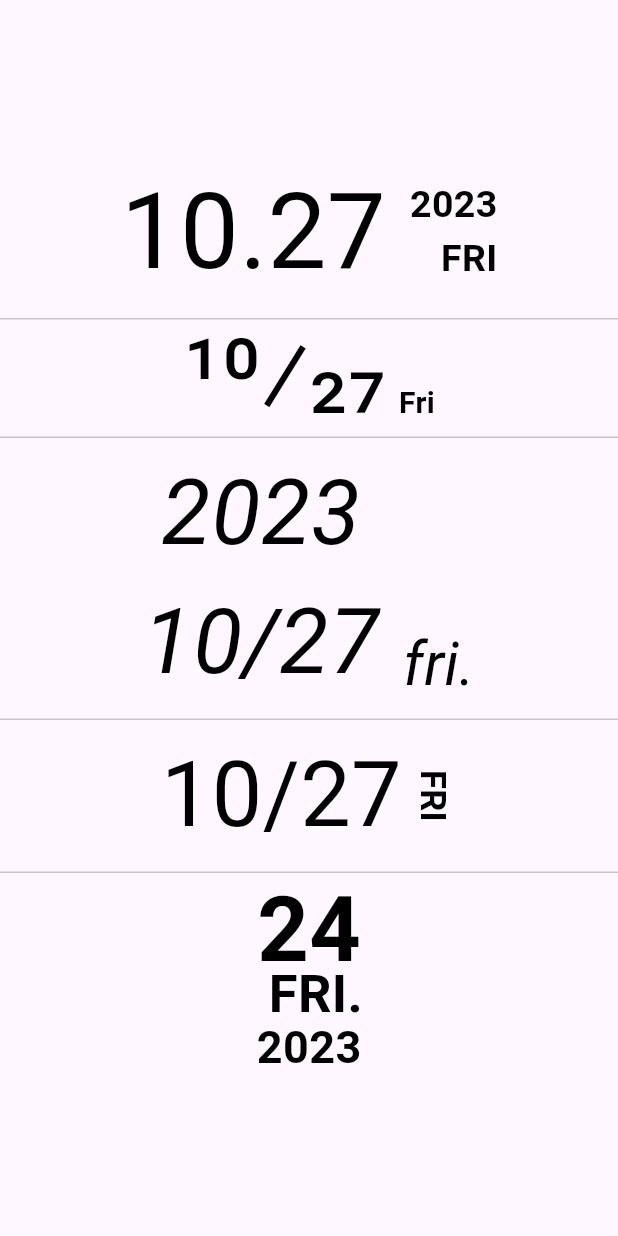
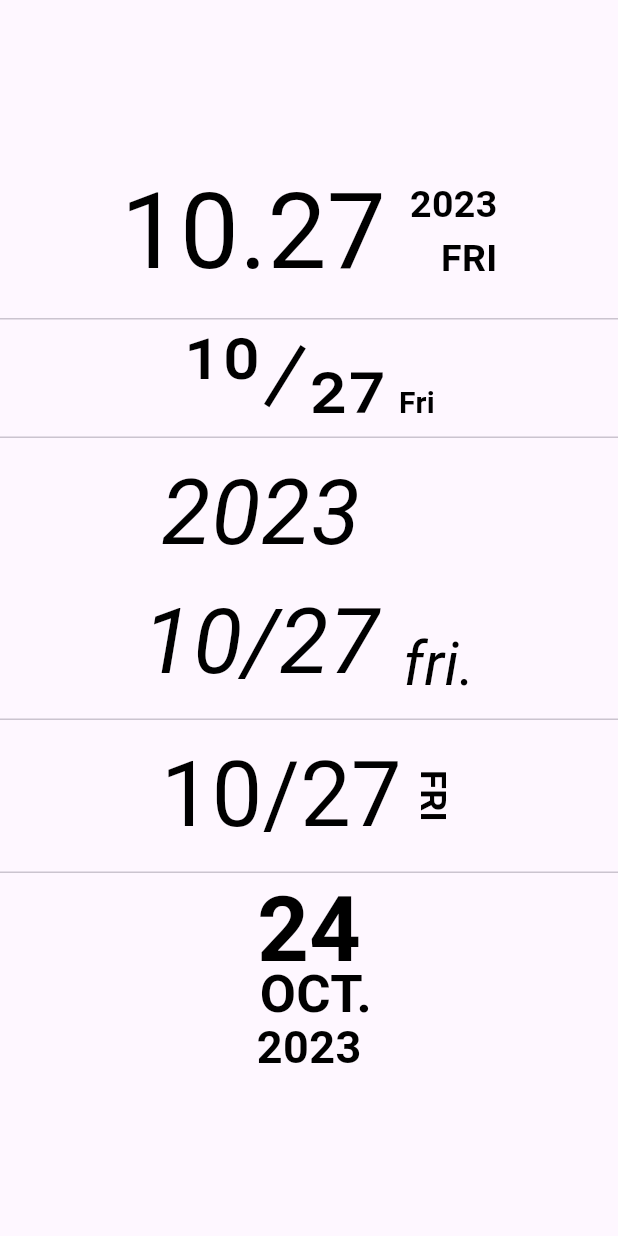
Before and after one commit to LarryHsiao/flutter_date_time_label, a Flutter app: the screen it shows after launch, on a phone screen of 412 x 824 dp. Run offline on Flutter 3.47's test engine with Material 2 defaults, Android fonts, the phone set to English and light mode, and no system bars.

Commit message:
Mistaken month value at date_label_005.dart.

```diff
--- a/lib/src/date_label_005.dart
+++ b/lib/src/date_label_005.dart
@@ -43,7 +43,7 @@ class DateLabel005 extends StatelessWidget {
             ),
           ),
           Text(
-            DateFormat(' EEE.').format(_dateTime).toUpperCase(),
+            DateFormat(' MMM.').format(_dateTime).toUpperCase(),
             style: TextStyle(
               fontSize: 35,
               height: 0.77,
--- a/pubspec.yaml
+++ b/pubspec.yaml
@@ -1,6 +1,6 @@
 name: flutter_date_time_label
 description: A package for displaying date/time with different styles for quick implementation.
-version: 0.0.7
+version: 0.0.8
 repository: https://github.com/LarryHsiao/flutter_date_time_label
 
 environment:
```
Also changed, not shown: doc/date_label_005.png, example/pubspec.lock, 1 other file.
